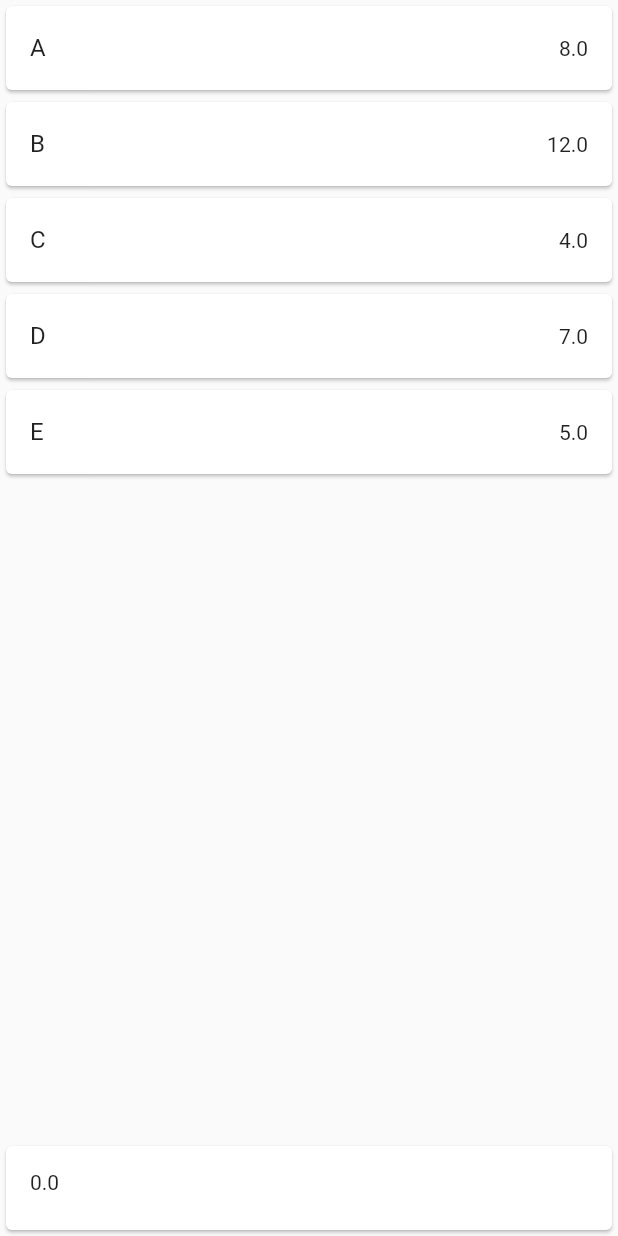
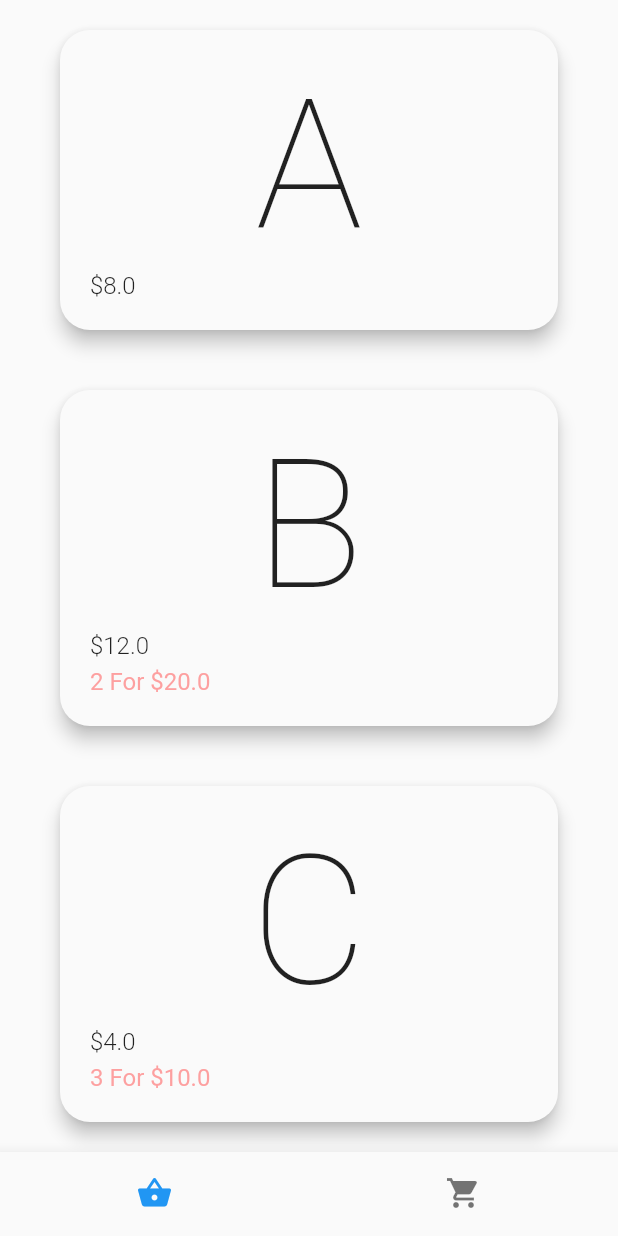
Before and after one commit to MyUNiDAYS/tech-placement-challenge, a Flutter app: the screen it shows after launch, on a phone screen of 412 x 824 dp. Run offline on Flutter 3.47's test engine with Material 2 defaults, Android fonts, the light colour scheme and no system bars; our stand-ins replace bloc, flutter_bloc.

Commit message:
Implemented bloc for the basket logic. Everything seems to be working as expected. Just need to clean UI up a little bit more.

```diff
--- a/lib/basket_view.dart
+++ /dev/null
@@ -1,45 +0,0 @@
-import 'package:flutter/material.dart';
-import 'package:tech_placement_challenge/shopping_system/basket.dart';
-import 'package:tech_placement_challenge/shopping_system/item.dart';
-
-class BasketView extends StatefulWidget {
-  final Basket basket;
-
-  const BasketView({
-    Key key,
-    this.basket,
-  }) : super(key: key);
-
-  @override
-  _BasketViewState createState() => _BasketViewState();
-}
-
-class _BasketViewState extends State<BasketView> {
-  @override
-  Widget build(BuildContext context) {
-    return Column(
-      children: <Widget>[
-        ListView.builder(
-          shrinkWrap: true,
-          itemCount: widget.basket.itemList.length,
-          itemBuilder: (BuildContext context, int index) {
-            Item item = widget.basket.itemList.keys.elementAt(index);
-            int count = widget.basket.itemList[item];
-
-            return Card(
-              child: ListTile(
-                leading: Text(item.name),
-                trailing: Text(count.toString()),
-              ),
-            );
-          },
-        ),
-        Card(
-          child: ListTile(
-            leading: Text(widget.basket.calculateTotalPrice().toString()),
-          ),
-        ),
-      ],
-    );
-  }
-}
--- a/lib/main.dart
+++ b/lib/main.dart
@@ -1,19 +1,78 @@
 import 'package:flutter/material.dart';
-import 'package:tech_placement_challenge/shopping_list_view.dart';
+import 'package:flutter/services.dart';
+import 'package:flutter_bloc/flutter_bloc.dart';
+import 'package:tech_placement_challenge/shopping_system/bloc/shopping_list_bloc.dart';
+import 'package:tech_placement_challenge/shopping_system/ui/basket_view.dart';
+import 'package:tech_placement_challenge/shopping_system/ui/shopping_list_view.dart';
 
 void main() => runApp(App());
 
 class App extends StatelessWidget {
   @override
   Widget build(BuildContext context) {
-    return MaterialApp(
-      title: 'Flutter Demo',
-      theme: ThemeData(
-        primarySwatch: Colors.blue,
-      ),
-      home: Scaffold(
-        body: ShoppingList(),
+    SystemChrome.setSystemUIOverlayStyle(SystemUiOverlayStyle(
+        statusBarColor: Colors.transparent,
+        statusBarIconBrightness: Brightness.dark));
+
+    return BlocProvider<ShoppingListBloc>(
+      builder: (context) => ShoppingListBloc(),
+      child: MaterialApp(
+        title: 'UNiDAYS Tech Placement Challenge',
+        theme: ThemeData(
+          primarySwatch: Colors.blue,
+        ),
+        home: Home(),
       ),
     );
   }
 }
+
+class Home extends StatefulWidget {
+  @override
+  _HomeState createState() => _HomeState();
+}
+
+class _HomeState extends State<Home> {
+  int _currentIndex;
+
+  List<Widget> _views = [
+    ShoppingListView(),
+    BasketView(),
+  ];
+
+  @override
+  void initState() {
+    super.initState();
+
+    _currentIndex = 0;
+  }
+
+  void _onItemTapped(int index) {
+    setState(() {
+      _currentIndex = index;
+    });
+  }
+
+  @override
+  Widget build(BuildContext context) {
+    return Scaffold(
+      body: _views[_currentIndex],
+      bottomNavigationBar: BottomNavigationBar(
+        showSelectedLabels: false,
+        showUnselectedLabels: false,
+        currentIndex: _currentIndex,
+        onTap: _onItemTapped,
+        items: [
+          BottomNavigationBarItem(
+            icon: Icon(Icons.shopping_basket),
+            title: Text('Shop'),
+          ),
+          BottomNavigationBarItem(
+            icon: Icon(Icons.shopping_cart),
+            title: Text('Cart'),
+          ),
+        ],
+      ),
+    );
+  }
+}
--- a/lib/shopping_list_view.dart
+++ /dev/null
@@ -1,64 +0,0 @@
-import 'package:flutter/material.dart';
-import 'package:tech_placement_challenge/shopping_system/basket.dart';
-import 'package:tech_placement_challenge/shopping_system/discount.dart';
-import 'package:tech_placement_challenge/shopping_system/item.dart';
-
-import 'basket_view.dart';
-
-List<Item> itemList = [
-  Item('A', 8),
-  Item('B', 12, DiscountNForPrice(2, 20)),
-  Item('C', 4, DiscountNForPrice(3, 10)),
-  Item('D', 7, DiscountBuyNGetN(1, 1)),
-  Item('E', 5, DiscountBuyNGetN(2, 1)),
-];
-
-class ShoppingList extends StatefulWidget {
-  @override
-  _ShoppingListState createState() => _ShoppingListState();
-}
-
-class _ShoppingListState extends State<ShoppingList> {
-  Basket basket;
-
-  @override
-  void initState() {
-    super.initState();
-
-    basket = Basket();
-  }
-
-  @override
-  Widget build(BuildContext context) {
-    return Column(
-      mainAxisAlignment: MainAxisAlignment.spaceBetween,
-      children: <Widget>[
-        ListView.builder(
-          shrinkWrap: true,
-          itemCount: itemList.length,
-          itemBuilder: (BuildContext context, int index) {
-            return Card(
-              child: ListTile(
-                onTap: () {
-                  setState(() {
-                    this.basket.addItem(itemList[index], 1);
-                  });
-                },
-                onLongPress: () {
-                  setState(() {
-                    this.basket.removeItem(itemList[index], 1);
-                  });
-                },
-                title: Text(itemList[index].name),
-                trailing: Text(itemList[index].price.toString()),
-              ),
-            );
-          },
-        ),
-        BasketView(
-          basket: this.basket,
-        ),
-      ],
-    );
-  }
-}
--- a/lib/shopping_system/basket.dart
+++ b/lib/shopping_system/basket.dart
@@ -1,15 +1,17 @@
 import 'package:tech_placement_challenge/shopping_system/item.dart';
 
 class Basket {
+  final double deliveryCharge;
+  final double deliveryThreshold;
   Map<Item, int> itemList = new Map();
 
-  Basket();
+  Basket({this.deliveryCharge = 7.0, this.deliveryThreshold = 50.0});
 
-  void addItem(Item item, int toAdd) {
+  void addToBasket(Item item, int toAdd) {
     itemList.update(item, (count) => count + toAdd, ifAbsent: () => toAdd);
   }
 
-  void removeItem(Item item, int toRemove) {
+  void removeFromBasket(Item item, int toRemove) {
     if (itemList.containsKey(item)) {
       if (itemList[item] <= 1) {
         itemList.remove(item);
@@ -23,8 +25,8 @@ class Basket {
     itemList.clear();
   }
 
-  double calculateTotalPrice() {
-    double totalPrice = 0;
+  double calculatePrice() {
+    double price = 0;
 
     itemList.forEach((Item item, int count) {
       double itemTotalPrice;
@@ -35,9 +37,27 @@ class Basket {
         itemTotalPrice = item.discount.calculatePrice(item, count);
       }
 
-      totalPrice += itemTotalPrice;
+      price += itemTotalPrice;
     });
 
-    return totalPrice;
+    return price;
+  }
+
+  double calculateDelivery([double price]) {
+    double deliveryPrice = 0;
+    price ??= calculateTotalPrice();
+
+    if (price > 0 && price < deliveryThreshold) {
+      deliveryPrice = deliveryCharge;
+    }
+
+    return deliveryPrice;
+  }
+
+  double calculateTotalPrice() {
+    double price = calculatePrice();
+    double delivery = calculateDelivery(price);
+
+    return price + delivery;
   }
 }
--- /dev/null
+++ b/lib/shopping_system/bloc/bloc.dart
@@ -0,0 +1,2 @@
+export 'shopping_list_bloc.dart';
+export 'shopping_list_event.dart';
--- /dev/null
+++ b/lib/shopping_system/bloc/shopping_list_event.dart
@@ -0,0 +1,27 @@
+import 'package:meta/meta.dart';
+import 'package:tech_placement_challenge/shopping_system/item.dart';
+
+@immutable
+abstract class ShoppingListEvent {}
+
+class AddItem extends ShoppingListEvent {
+  final Item item;
+  final int count;
+
+  AddItem({
+    @required this.item,
+    @required this.count,
+  });
+}
+
+class RemoveItem extends ShoppingListEvent {
+  final Item item;
+  final int count;
+
+  RemoveItem({
+    @required this.item,
+    @required this.count,
+  });
+}
+
+class ClearBasket extends ShoppingListEvent {}
--- a/lib/shopping_system/discount.dart
+++ b/lib/shopping_system/discount.dart
@@ -1,6 +1,10 @@
 import 'package:tech_placement_challenge/shopping_system/item.dart';
 
 abstract class Discount {
+  final String description;
+
+  const Discount({this.description});
+
   double calculatePrice(Item item, int count);
 }
 
@@ -8,18 +12,15 @@ class DiscountNForPrice extends Discount {
   final int n;
   final double discountPrice;
 
-  DiscountNForPrice(
+  const DiscountNForPrice(
     this.n,
     this.discountPrice,
-  );
+  ) : super(description: '$n For \$$discountPrice');
 
   @override
   double calculatePrice(Item item, int count) {
     int amountNormal = count % n;
     int amountDiscounted = count - amountNormal;
-
-    print(amountDiscounted);
-    print(amountNormal);
 
     double totalDiscounted = amountDiscounted * discountPrice / n;
     double totalNormal = amountNormal * item.price;
@@ -33,7 +34,8 @@ class DiscountBuyNGetN extends Discount {
   final int buyN;
   final int getN;
 
-  DiscountBuyNGetN(this.buyN, this.getN);
+  DiscountBuyNGetN(this.buyN, this.getN)
+      : super(description: 'Buy $buyN Get $getN Free');
 
   @override
   double calculatePrice(Item item, int count) {
--- /dev/null
+++ b/lib/shopping_system/ui/shopping_list_view.dart
@@ -0,0 +1,107 @@
+import 'package:flutter/material.dart';
+import 'package:flutter_bloc/flutter_bloc.dart';
+import 'package:tech_placement_challenge/shopping_system/bloc/bloc.dart';
+import 'package:tech_placement_challenge/shopping_system/discount.dart';
+import 'package:tech_placement_challenge/shopping_system/item.dart';
+
+List<Item> itemList = [
+  Item('A', 8),
+  Item('B', 12, DiscountNForPrice(2, 20)),
+  Item('C', 4, DiscountNForPrice(3, 10)),
+  Item('D', 7, DiscountBuyNGetN(1, 1)),
+  Item('E', 5, DiscountBuyNGetN(2, 1)),
+];
+
+class ShoppingListView extends StatelessWidget {
+  @override
+  Widget build(BuildContext context) {
+    return ListView.builder(
+      shrinkWrap: true,
+      itemCount: itemList.length,
+      itemBuilder: (BuildContext context, int index) {
+        return ItemCard(
+          item: itemList[index],
+          margin: EdgeInsets.symmetric(horizontal: 40.0, vertical: 20.0),
+          padding: EdgeInsets.all(20.0),
+          borderRadius: BorderRadius.circular(20.0),
+        );
+      },
+    );
+  }
+}
+
+class ItemCard extends StatelessWidget {
+  final Item item;
+  final EdgeInsets margin;
+  final EdgeInsets padding;
+  final BorderRadius borderRadius;
+
+  const ItemCard({
+    Key key,
+    @required this.item,
+    this.margin = EdgeInsets.zero,
+    this.padding = EdgeInsets.zero,
+    this.borderRadius = BorderRadius.zero,
+  }) : super(key: key);
+
+  @override
+  Widget build(BuildContext context) {
+    return Padding(
+      padding: this.margin,
+      child: Material(
+        clipBehavior: Clip.hardEdge,
+        elevation: 5.0,
+        borderRadius: this.borderRadius,
+        child: InkWell(
+          onTap: () {
+            BlocProvider.of<ShoppingListBloc>(context)
+                .add(AddItem(item: this.item, count: 1));
+          },
+          onLongPress: () {
+            BlocProvider.of<ShoppingListBloc>(context)
+                .add(RemoveItem(item: this.item, count: 1));
+          },
+          child: Padding(
+            padding: this.padding,
+            child: Column(
+              mainAxisAlignment: MainAxisAlignment.spaceBetween,
+              crossAxisAlignment: CrossAxisAlignment.start,
+              children: <Widget>[
+                Center(
+                  child: Text(
+                    this.item.name,
+                    style: TextStyle(
+                      fontSize: 120.0,
+                      fontWeight: FontWeight.w200,
+                    ),
+                  ),
+                ),
+                Wrap(
+                  spacing: 5.0,
+                  direction: Axis.vertical,
+                  children: <Widget>[
+                    Text(
+                      '\$' + this.item.price.toString(),
+                      style: TextStyle(
+                        fontSize: 16.0,
+                        fontWeight: FontWeight.w300,
+                      ),
+                    ),
+                    if (this.item.discount != null)
+                      Text(
+                        this.item.discount.description,
+                        style: TextStyle(
+                            fontSize: 16.0,
+                            fontWeight: FontWeight.w400,
+                            color: Color.fromRGBO(255, 100, 100, 0.6)),
+                      ),
+                  ],
+                ),
+              ],
+            ),
+          ),
+        ),
+      ),
+    );
+  }
+}
```
Also changed, not shown: lib/shopping_system/bloc/shopping_list_bloc.dart (added, +24 -0 lines), lib/shopping_system/ui/basket_view.dart (added, +96 -0 lines), pubspec.yaml (+2 -55 lines), pubspec.lock.
